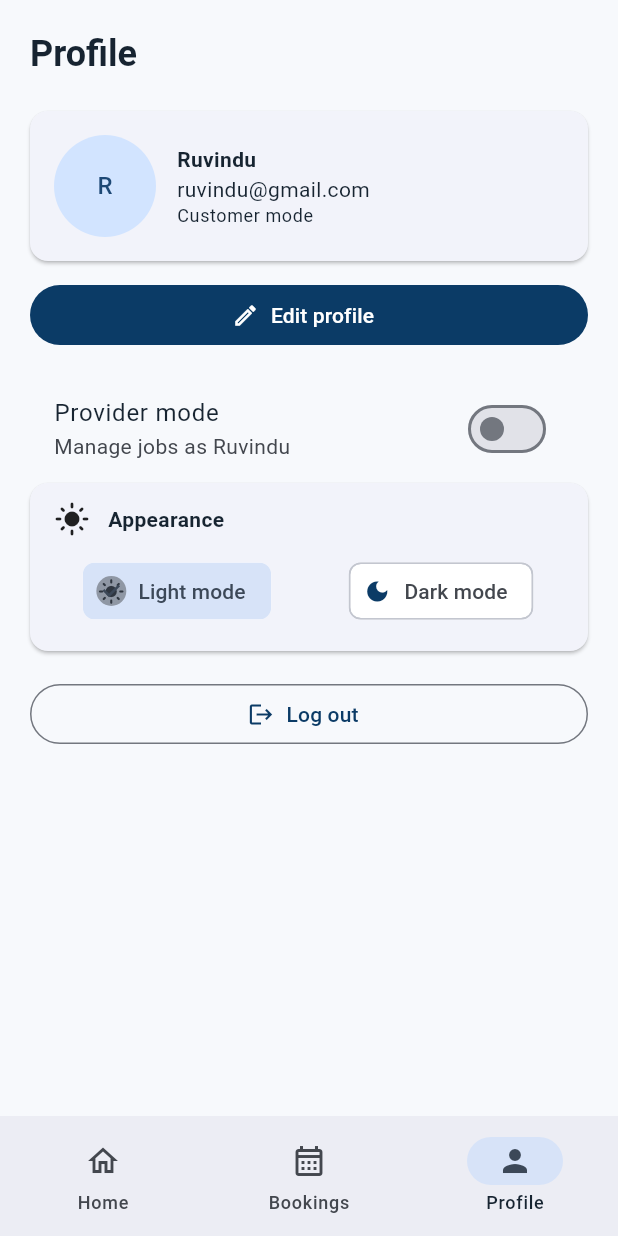
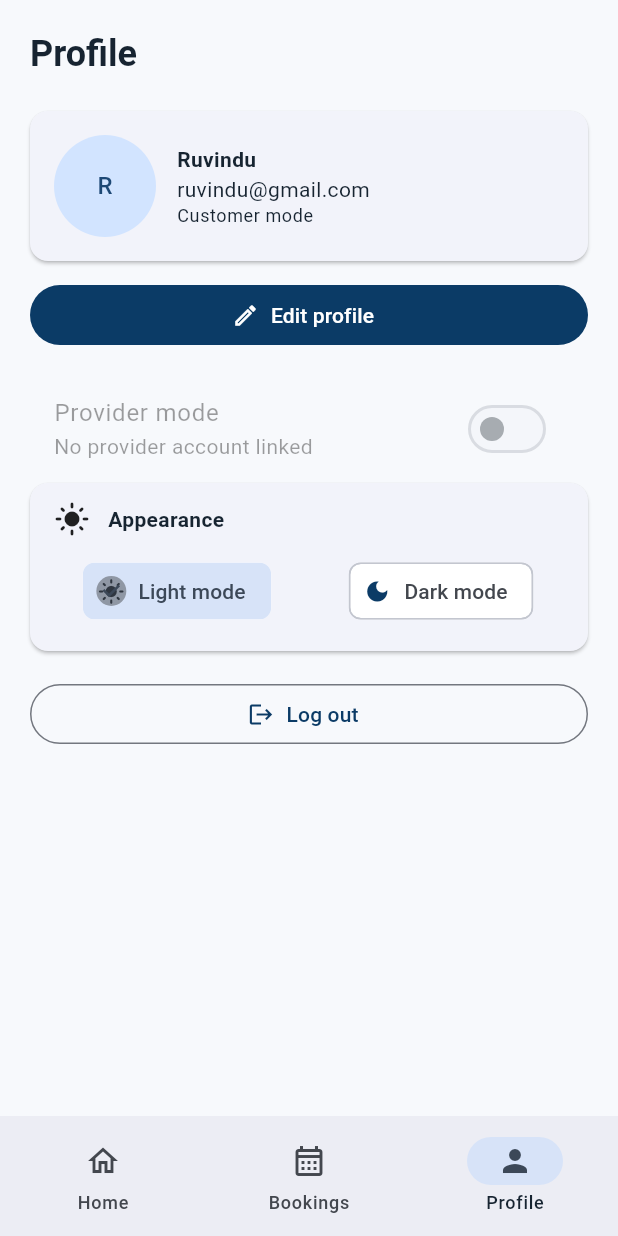
Before and after one commit to ruvindu-dulaksha/fixora, a Flutter app: the MainShell screen opened directly, item 3 of the bottom bar chosen, on a phone screen of 412 x 824 dp. Run offline on Flutter 3.47's test engine with Material 3 defaults, Android fonts, the phone set to English and light mode, and no system bars; our stand-ins replace hive_flutter, image_picker, lottie; accounts and stored records are empty.

Commit message:
Refactor provider mode handling and enhance account management

```diff
--- a/lib/screen/bookings_page.dart
+++ b/lib/screen/bookings_page.dart
@@ -11,7 +11,9 @@ class BookingsPage extends StatelessWidget {
   Widget build(BuildContext context) {
     final state = context.watch<AppState>();
     final list = providerMode
-        ? state.bookings.where((b) => b.providerId == 'p001').toList()
+        ? state.bookings
+              .where((b) => b.providerId == state.providerIdForCurrentAccount)
+              .toList()
         : state.bookings;
     final upcoming = list
         .where(
--- a/lib/screen/profile_page.dart
+++ b/lib/screen/profile_page.dart
@@ -325,10 +325,14 @@ class ProfilePage extends StatelessWidget {
           SwitchListTile(
             title: const Text('Provider mode'),
             subtitle: Text(
-              'Manage jobs as ${state.userName.isEmpty ? 'your profile' : state.userName}',
+              state.providerNameForCurrentAccount == null
+                  ? 'No provider account linked'
+                  : 'Manage jobs as ${state.providerNameForCurrentAccount}',
             ),
             value: state.isProviderMode,
-            onChanged: (_) => state.toggleMode(),
+            onChanged: state.providerIdForCurrentAccount == null
+                ? null
+                : (_) => state.toggleMode(),
           ),
           Card(
             child: Padding(
--- a/lib/state/app_state.dart
+++ b/lib/state/app_state.dart
@@ -22,14 +22,38 @@ class AppState extends ChangeNotifier {
   List<ProviderProfile> providers = [];
   List<Booking> bookings = [];
 
+  String? get providerIdForCurrentAccount {
+    switch (userEmail.trim().toLowerCase()) {
+      case 'ruvindu2@gmail.com':
+        return 'p001';
+      case 'ruvindu1@gmail.com':
+        return 'p002';
+      default:
+        return null;
+    }
+  }
+
+  String? get providerNameForCurrentAccount {
+    switch (providerIdForCurrentAccount) {
+      case 'p001':
+        return 'Kamal Perera';
+      case 'p002':
+        return 'Nuwan Silva';
+      default:
+        return null;
+    }
+  }
+
   Future<void> initialize() async {
     await _createDemoAccountIfNeeded();
+    await _ensureDemoAccounts();
     isAuthenticated = box.get('authenticated') == 'true';
     hasSeenOnboarding = box.get('onboardingSeen') == 'true';
     isProviderMode = box.get('providerMode') == 'true';
     userName = box.get('userName') ?? '';
     userEmail = box.get('userEmail') ?? '';
     userPassword = box.get('userPassword') ?? '';
+    if (providerIdForCurrentAccount == null) isProviderMode = false;
     profileImageBase64 = box.get('profileImage');
     final savedTheme = box.get('theme');
     themeMode = savedTheme == ThemeMode.dark.name
@@ -63,6 +87,38 @@ class AppState extends ChangeNotifier {
         },
       ]),
     });
+  }
+
+  Future<void> _ensureDemoAccounts() async {
+    final accounts = _readAccounts();
+    const demoAccounts = [
+      {
+        'name': 'Ruvindu 1',
+        'email': 'ruvindu1@gmail.com',
+        'password': 'dulaksha',
+      },
+      {
+        'name': 'Ruvindu 2',
+        'email': 'ruvindu2@gmail.com',
+        'password': 'dulaksha',
+      },
+    ];
+    var changed = false;
+    for (final demoAccount in demoAccounts) {
+      final index = accounts.indexWhere(
+        (account) =>
+            account['email']!.toLowerCase() ==
+            demoAccount['email']!.toLowerCase(),
+      );
+      if (index < 0) {
+        accounts.add(Map<String, String>.from(demoAccount));
+        changed = true;
+      } else if (accounts[index]['password'] != demoAccount['password']) {
+        accounts[index]['password'] = demoAccount['password']!;
+        changed = true;
+      }
+    }
+    if (changed) await _saveAccounts(accounts);
   }
 
   List<Map<String, String>> _readAccounts() {
@@ -164,6 +220,7 @@ class AppState extends ChangeNotifier {
     userPassword = account['password']!;
     userName = account['name']!;
     isAuthenticated = true;
+    isProviderMode = false;
     await box.putAll({
       'authenticated': 'true',
       'userName': userName,
@@ -194,6 +251,7 @@ class AppState extends ChangeNotifier {
     userEmail = account['email']!;
     userPassword = account['password']!;
     isAuthenticated = true;
+    isProviderMode = false;
     await box.putAll({
       'authenticated': 'true',
       'userName': userName,
@@ -272,6 +330,7 @@ class AppState extends ChangeNotifier {
   }
 
   Future<void> toggleMode() async {
+    if (!isProviderMode && providerIdForCurrentAccount == null) return;
     isProviderMode = !isProviderMode;
     await box.put('providerMode', isProviderMode.toString());
     notifyListeners();
```
Lines whose indentation alone changed are shown as unchanged.
